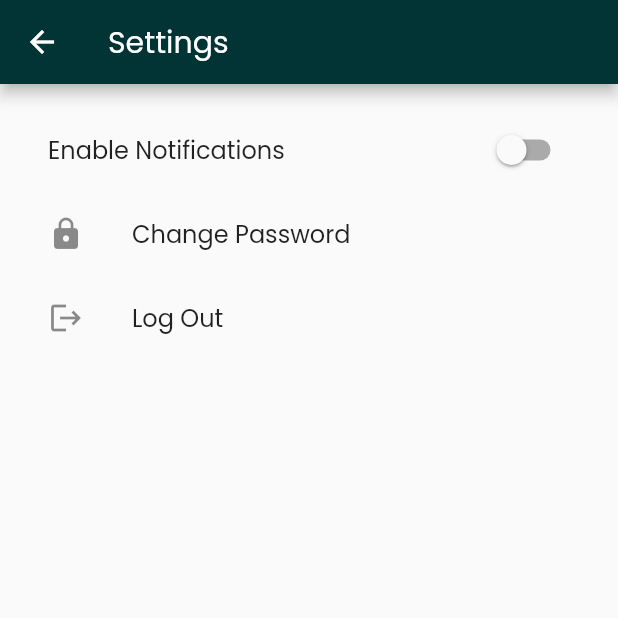
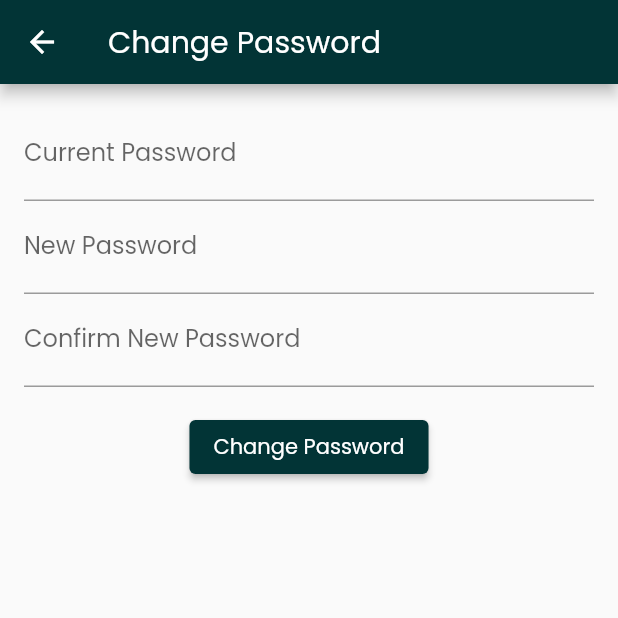
Before and after one commit to Dhruvch1244/grievance-detection-app, a Flutter app: the SettingsScreen screen opened directly, after a tap on "Change Password", on a phone screen of 412 x 824 dp, the top half of it. Run offline on Flutter 3.47's test engine with Material 2 defaults, Android fonts, the phone set to English and light mode, and no system bars; our stand-ins replace shared_preferences, sqflite; accounts and stored records are empty.

```diff
--- a/lib/Settings.dart
+++ b/lib/Settings.dart
@@ -1,6 +1,9 @@
+import 'package:Deshatan/Profile.dart';
+import 'package:Deshatan/changepassword.dart';
 import 'package:flutter/material.dart';
 import 'package:shared_preferences/shared_preferences.dart';
 import 'index.dart';
+
 class SettingsScreen extends StatefulWidget {
   @override
   _SettingsScreenState createState() => _SettingsScreenState();
@@ -60,7 +63,11 @@ class _SettingsScreenState extends State<SettingsScreen> {
         leading: Icon(Icons.lock),
         title: Text('Change Password'),
         onTap: () {
-          // Implement your change password logic here
+          Navigator.push(
+            context,
+            MaterialPageRoute(builder: (context) => ChangePasswordScreen(),
+            ),
+          );
         },
       ),
     );
@@ -71,7 +78,11 @@ class _SettingsScreenState extends State<SettingsScreen> {
         leading: Icon(Icons.logout),
         title: Text('Log Out'),
         onTap: () {
-          logOut();
+          Navigator.push(
+            context,
+            MaterialPageRoute(builder: (context) => IndexPage(),
+          ),
+          );
         },
       ),
     );
--- /dev/null
+++ b/lib/changepassword.dart
@@ -0,0 +1,137 @@
+import 'package:flutter/material.dart';
+
+class ChangePasswordScreen extends StatefulWidget {
+  @override
+  _ChangePasswordScreenState createState() => _ChangePasswordScreenState();
+}
+
+class _ChangePasswordScreenState extends State<ChangePasswordScreen> {
+  TextEditingController _currentPasswordController = TextEditingController();
+  TextEditingController _newPasswordController = TextEditingController();
+  TextEditingController _confirmPasswordController = TextEditingController();
+
+  @override
+  void dispose() {
+    _currentPasswordController.dispose();
+    _newPasswordController.dispose();
+    _confirmPasswordController.dispose();
+    super.dispose();
+  }
+
+  void _changePassword() {
+    String currentPassword = _currentPasswordController.text;
+    String newPassword = _newPasswordController.text;
+    String confirmPassword = _confirmPasswordController.text;
+
+    // Validate password conditions
+    if (currentPassword.isEmpty || newPassword.isEmpty || confirmPassword.isEmpty) {
+      showDialog(
+        context: context,
+        builder: (BuildContext context) {
+          return AlertDialog(
+            title: Text('Error'),
+            content: Text('Please fill in all the password fields.'),
+            actions: [
+              TextButton(
+                child: Text('OK'),
+                onPressed: () {
+                  Navigator.of(context).pop();
+                },
+              ),
+            ],
+          );
+        },
+      );
+    } else if (newPassword != confirmPassword) {
+      showDialog(
+        context: context,
+        builder: (BuildContext context) {
+          return AlertDialog(
+            title: Text('Error'),
+            content: Text('New password and confirm password do not match.'),
+            actions: [
+              TextButton(
+                child: Text('OK'),
+                onPressed: () {
+                  Navigator.of(context).pop();
+                },
+              ),
+            ],
+          );
+        },
+      );
+    } else {
+      // Password change logic goes here
+
+      // Clear the password fields
+      _currentPasswordController.clear();
+      _newPasswordController.clear();
+      _confirmPasswordController.clear();
+
+      showDialog(
+        context: context,
+        builder: (BuildContext context) {
+          return AlertDialog(
+            title: Text('Success'),
+            content: Text('Password changed successfully.'),
+            actions: [
+              TextButton(
+                child: Text('OK'),
+                onPressed: () {
+                  Navigator.of(context).pop();
+                },
+              ),
+            ],
+          );
+        },
+      );
+    }
+  }
+
+  @override
+  Widget build(BuildContext context) {
+    return Scaffold(
+      appBar: AppBar(
+        title: Text('Change Password'),
+        backgroundColor: Color(0xFF023436),
+      ),
+      body: Padding(
+        padding: EdgeInsets.all(16.0),
+        child: Column(
+          children: [
+            TextField(
+              controller: _currentPasswordController,
+              obscureText: true,
+              decoration: InputDecoration(
+                labelText: 'Current Password',
+              ),
+            ),
+            TextField(
+              controller: _newPasswordController,
+              obscureText: true,
+              decoration: InputDecoration(
+                labelText: 'New Password',
+              ),
+            ),
+            TextField(
+              controller: _confirmPasswordController,
+              obscureText: true,
+              decoration: InputDecoration(
+                labelText: 'Confirm New Password',
+              ),
+            ),
+            SizedBox(height: 16.0),
+            ElevatedButton(
+              style: ElevatedButton.styleFrom(
+              primary: Color(0xFF023436),
+            ),
+
+              child: Text('Change Password'),
+              onPressed: _changePassword,
+            ),
+          ],
+        ),
+      ),
+    );
+  }
+}
--- a/lib/main.dart
+++ b/lib/main.dart
@@ -11,7 +11,7 @@ import 'EditProfile.dart';
 import 'Grevience.dart';
 import 'News.dart';
 import 'Report.dart';
-
+import 'changepassword.dart';
 void main() async {
   runApp(MyApp());
 }
@@ -44,6 +44,7 @@ class MyApp extends StatelessWidget {
         '/Grevience' : (context) => Grievance(),
         '/News' : (context) => News(),
         '/Report' : (context) => ReportIncidentScreen(),
+        '/changep' : (context) => ChangePasswordScreen(),
       },
     );
   }
```
Also changed, not shown: lib/MyProfile.dart (+5 -3 lines).
